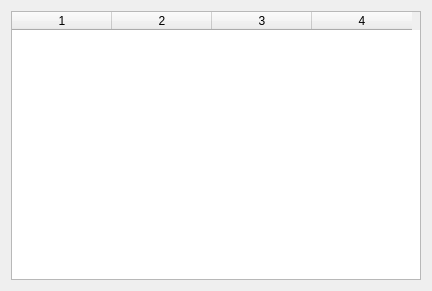
This is src/frontends/qt4/ui/MathsUi.ui in cburschka/lyx as Qt 5 draws it before an edit. The edited form follows.
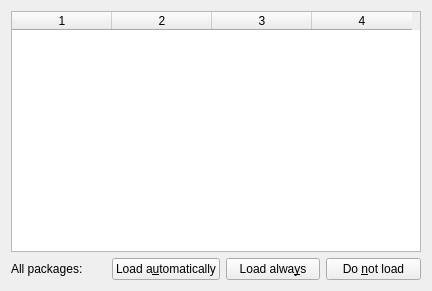
This is the edited form.

Commit message: Maths packages: Further GUI improvements

The edit to the form file:
```diff
--- a/src/frontends/qt4/ui/MathsUi.ui
+++ b/src/frontends/qt4/ui/MathsUi.ui
@@ -37,6 +37,38 @@
      <column/>
     </widget>
    </item>
+   <item row="1" column="0">
+    <layout class="QHBoxLayout" name="horizontalLayout">
+     <item>
+      <widget class="QLabel" name="allPakcagesLA">
+       <property name="text">
+        <string>All packages:</string>
+       </property>
+      </widget>
+     </item>
+     <item>
+      <widget class="QPushButton" name="allPackagesAutoPB">
+       <property name="text">
+        <string>Load a&amp;utomatically</string>
+       </property>
+      </widget>
+     </item>
+     <item>
+      <widget class="QPushButton" name="allPackagesAlwaysPB">
+       <property name="text">
+        <string>Load alwa&amp;ys</string>
+       </property>
+      </widget>
+     </item>
+     <item>
+      <widget class="QPushButton" name="allPackagesNotPB">
+       <property name="text">
+        <string>Do &amp;not load</string>
+       </property>
+      </widget>
+     </item>
+    </layout>
+   </item>
   </layout>
  </widget>
  <includes>
```
The commit also changes 2 other files.
